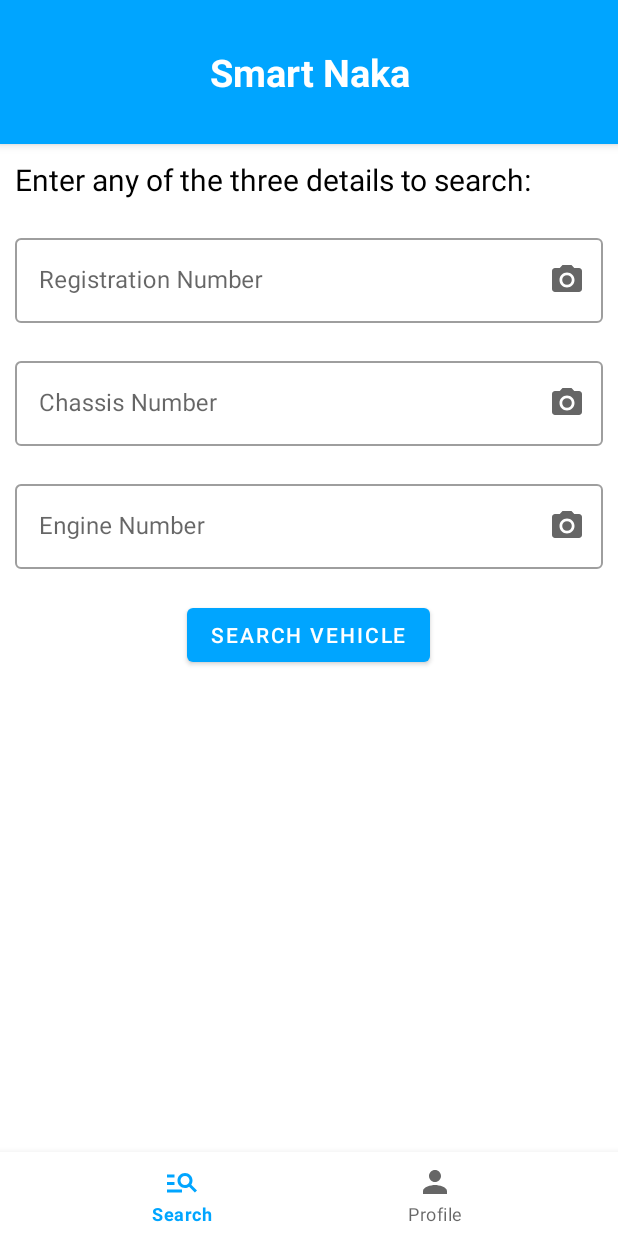
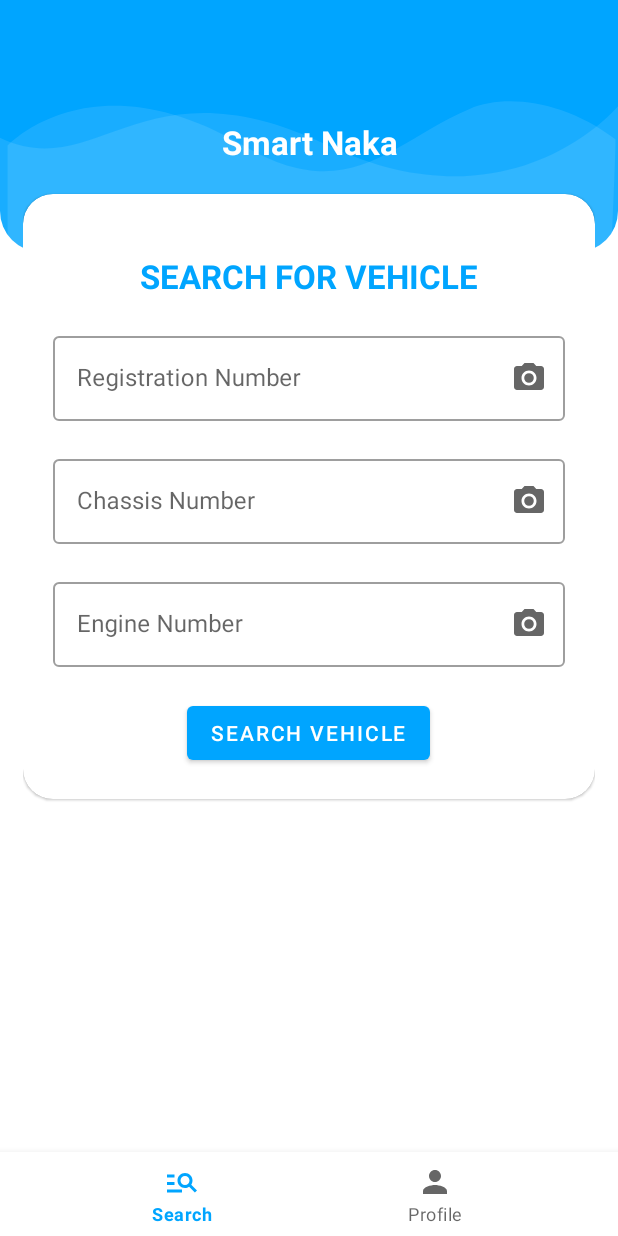
Before and after one commit to akshatkverma/Smart-Naka, an Android app: the screen it shows after launch once a user with an empty profile is signed in (MainActivity), after a tap on "SEARCH VEHICLE", on a phone screen of 412 x 824 dp. Run offline under Robolectric (Android 15) with nearby library versions, the light colour scheme and no system bars; our stand-ins replace Firebase (no records; nobody signed in at launch, a user with empty details on screens opened directly); libraries missing offline, so code that uses them is left out: com.chaquo.python, com.google.mlkit.vision; 1 statement that could not run was skipped.

Commit message:
Updated SearchFragment UI

```diff
--- a/app/src/main/java/ethos/lifetime/smartnaka/dao/VehiclesDao.kt
+++ b/app/src/main/java/ethos/lifetime/smartnaka/dao/VehiclesDao.kt
@@ -2,12 +2,27 @@ package ethos.lifetime.smartnaka.dao
 
 import android.util.Log
 import com.google.firebase.firestore.FirebaseFirestore
+import ethos.lifetime.smartnaka.models.User
+import kotlinx.coroutines.Dispatchers
+import kotlinx.coroutines.GlobalScope
+import kotlinx.coroutines.launch
 import kotlinx.coroutines.tasks.await
 
 class VehiclesDao {
 
     private val dataBase = FirebaseFirestore.getInstance()
     private val vehicleCollection = dataBase.collection("stolenVehicles")
+
+    private val userCollection=dataBase.collection("users")
+
+    fun addUser(user: User)
+    {
+        user.let {
+            GlobalScope.launch(Dispatchers.IO) {
+                userCollection.document(user.uid).set(it)
+            }
+        }
+    }
 
     suspend fun checkVehicle(
         registrationNumber: String,
@@ -70,4 +85,8 @@ class VehiclesDao {
         Log.w("Firebase", "Reached flag 3")
         return currentVal
     }
+
+
+
+
 }
--- a/app/src/main/java/ethos/lifetime/smartnaka/fragments/HomeFragment.kt
+++ b/app/src/main/java/ethos/lifetime/smartnaka/fragments/HomeFragment.kt
@@ -27,7 +27,7 @@ class HomeFragment : Fragment() {
     }
 
     override fun onViewCreated(view: View, savedInstanceState: Bundle?) {
-        setToolBar()
+//        setToolBar()
 
         val searchFragment = SearchFragment()
         val profileFragment = ProfileFragment()
@@ -49,13 +49,13 @@ class HomeFragment : Fragment() {
             commit()
         }
 
-    private fun setToolBar() {
-        val toolbar = binding.toolbarHomeFragment
-        toolbar.toolbarTitle.text = "Smart Naka"
-        toolbar.toolbarSubtitle.visibility = View.GONE
-        toolbar.backButton.visibility = View.INVISIBLE
-        toolbar.deleteButton.visibility = View.INVISIBLE
-        toolbar.openBrowser.visibility = View.INVISIBLE
-        toolbar.addButton.visibility = View.INVISIBLE
-    }
+//    private fun setToolBar() {
+//        val toolbar = binding.toolbarHomeFragment
+//        toolbar.toolbarTitle.text = "Smart Naka"
+//        toolbar.toolbarSubtitle.visibility = View.GONE
+//        toolbar.backButton.visibility = View.INVISIBLE
+//        toolbar.deleteButton.visibility = View.INVISIBLE
+//        toolbar.openBrowser.visibility = View.INVISIBLE
+//        toolbar.addButton.visibility = View.INVISIBLE
+//    }
 }
--- a/app/src/main/java/ethos/lifetime/smartnaka/fragments/SearchFragment.kt
+++ b/app/src/main/java/ethos/lifetime/smartnaka/fragments/SearchFragment.kt
@@ -42,28 +42,28 @@ class SearchFragment : Fragment() {
 
     override fun onViewCreated(view: View, savedInstanceState: Bundle?) {
         super.onViewCreated(view, savedInstanceState)
-        binding.textField1.setEndIconOnClickListener {
+        binding.layoutSearchFile.textField1.setEndIconOnClickListener {
             dispatchTakePictureIntent()
-            currentTextField = binding.registrationNumber
+            currentTextField = binding.layoutSearchFile.registrationNumber
         }
 
-        binding.textField2.setEndIconOnClickListener {
+        binding.layoutSearchFile.textField2.setEndIconOnClickListener {
             dispatchTakePictureIntent()
-            currentTextField = binding.chassisNumber
+            currentTextField = binding.layoutSearchFile.chassisNumber
         }
 
-        binding.textField3.setEndIconOnClickListener {
+        binding.layoutSearchFile.textField3.setEndIconOnClickListener {
             dispatchTakePictureIntent()
-            currentTextField = binding.engineNumber
+            currentTextField = binding.layoutSearchFile.engineNumber
         }
 
-        binding.searchButton.setOnClickListener {
-            binding.firebaseProgressBar.visibility = View.VISIBLE
-            binding.searchButton.visibility = View.GONE
+        binding.layoutSearchFile.searchButton.setOnClickListener {
+            binding.layoutSearchFile.firebaseProgressBar.visibility = View.VISIBLE
+            binding.layoutSearchFile.searchButton.visibility = View.GONE
 
-            val regNumber = binding.registrationNumber.text.toString()
-            val engineNum = binding.engineNumber.text.toString()
-            val chassisNum = binding.chassisNumber.text.toString()
+            val regNumber = binding.layoutSearchFile.registrationNumber.text.toString()
+            val engineNum = binding.layoutSearchFile.engineNumber.text.toString()
+            val chassisNum = binding.layoutSearchFile.chassisNumber.text.toString()
 
             val dao = VehiclesDao()
 
@@ -80,8 +80,8 @@ class SearchFragment : Fragment() {
                 }
 
                 withContext(Dispatchers.Main) {
-                    binding.firebaseProgressBar.visibility = View.GONE
-                    binding.searchButton.visibility = View.VISIBLE
+                    binding.layoutSearchFile.firebaseProgressBar.visibility = View.GONE
+                    binding.layoutSearchFile.searchButton.visibility = View.VISIBLE
                 }
             }
         }
@@ -105,9 +105,9 @@ class SearchFragment : Fragment() {
         super.onActivityResult(requestCode, resultCode, data)
         if (requestCode == REQUEST_IMAGE_CAPTURE && resultCode == Activity.RESULT_OK) {
             val imageBitmap = data?.extras?.get("data") as Bitmap
-            binding.imgViewer.visibility = View.VISIBLE
-            binding.capturedImageTV.visibility = View.VISIBLE
-            binding.imgViewer.setImageBitmap(imageBitmap)
+//            binding.searchVehicleConstraint.imgViewer.visibility = View.VISIBLE
+//            binding.capturedImageTV.visibility = View.VISIBLE
+//            binding.imgViewer.setImageBitmap(imageBitmap)
             img = imageBitmap
 
 //            val py = Python.getInstance()
--- /dev/null
+++ b/app/src/main/java/ethos/lifetime/smartnaka/models/User.kt
@@ -0,0 +1,7 @@
+package ethos.lifetime.smartnaka.models
+
+data class User(
+    val uid : String,
+    var name : String,
+    val email : String,
+)
--- /dev/null
+++ b/app/src/main/res/layout/card_layout_search.xml
@@ -0,0 +1,115 @@
+<?xml version="1.0" encoding="utf-8"?>
+<com.google.android.material.card.MaterialCardView
+    android:id="@+id/layout_register_file_rootElement"
+    xmlns:android="http://schemas.android.com/apk/res/android"
+    xmlns:app="http://schemas.android.com/apk/res-auto"
+    style="@style/loginCard"
+    app:cardCornerRadius="@dimen/loginCardRadius"
+    android:elevation="5dp"
+    android:layout_gravity="center"
+    android:layout_marginTop="@dimen/loginViewsMargin"
+    android:layout_marginBottom="@dimen/loginViewsMargin"
+    android:background="@color/whiteCardColor">
+
+    <LinearLayout
+        style="@style/linearParent"
+        android:layout_gravity="center"
+        android:padding="@dimen/loginViewsMargin">
+
+        <TextView
+            style="@style/headerTextPrimary"
+            android:text="SEARCH FOR VEHICLE"
+            android:layout_marginTop="@dimen/loginViewsMargin"/>
+
+        <com.google.android.material.textfield.TextInputLayout
+            android:layout_marginTop="20dp"
+            android:id="@+id/textField1"
+            app:endIconMode="custom"
+            app:endIconDrawable="@drawable/ic_camera"
+            android:layout_width="match_parent"
+            android:layout_height="wrap_content"
+            style="@style/Widget.MaterialComponents.TextInputLayout.OutlinedBox"
+            android:hint="Registration Number">
+
+            <com.google.android.material.textfield.TextInputEditText
+                android:id="@+id/registrationNumber"
+                android:layout_width="match_parent"
+                android:layout_height="wrap_content"
+                />
+
+        </com.google.android.material.textfield.TextInputLayout>
+
+
+        <com.google.android.material.textfield.TextInputLayout
+            android:id="@+id/textField2"
+            android:layout_marginTop="20dp"
+            style="@style/Widget.MaterialComponents.TextInputLayout.OutlinedBox"
+            android:layout_width="match_parent"
+            android:layout_height="wrap_content"
+            app:endIconMode="custom"
+            app:endIconDrawable="@drawable/ic_camera"
+            android:hint="Chassis Number">
+
+            <com.google.android.material.textfield.TextInputEditText
+                android:id="@+id/chassisNumber"
+                android:layout_width="match_parent"
+                android:layout_height="wrap_content"
+                />
+
+        </com.google.android.material.textfield.TextInputLayout>
+
+
+        <com.google.android.material.textfield.TextInputLayout
+            android:id="@+id/textField3"
+            android:layout_marginTop="20dp"
+            style="@style/Widget.MaterialComponents.TextInputLayout.OutlinedBox"
+            android:layout_width="match_parent"
+            android:layout_height="wrap_content"
+            app:endIconMode="custom"
+            app:endIconDrawable="@drawable/ic_camera"
+            android:hint="Engine Number">
+
+            <com.google.android.material.textfield.TextInputEditText
+                android:id="@+id/engineNumber"
+                android:layout_width="match_parent"
+                android:layout_height="wrap_content"
+                />
+
+        </com.google.android.material.textfield.TextInputLayout>
+
+        <com.google.android.material.button.MaterialButton
+            android:layout_marginTop="20dp"
+            android:id="@+id/searchButton"
+            android:layout_width="wrap_content"
+            android:layout_height="wrap_content"
+            android:text="Search Vehicle"
+            android:layout_gravity="center"
+            />
+
+        <ProgressBar
+            android:layout_marginTop="20dp"
+            android:id="@+id/firebaseProgressBar"
+            android:layout_width="40dp"
+            android:layout_height="40dp"
+            android:layout_gravity="center"
+            android:visibility="gone"
+            />
+
+        <TextView
+            android:id="@+id/capturedImageTV"
+            android:layout_width="wrap_content"
+            android:layout_height="wrap_content"
+            android:text="Captured Image:"
+            android:textColor="@color/black"
+            android:textSize="15sp"
+            android:visibility="gone"
+            />
+
+        <androidx.constraintlayout.utils.widget.ImageFilterView
+            android:id="@+id/img_viewer"
+            android:layout_width="match_parent"
+            android:layout_height="500dp"
+            android:visibility="gone"
+            />
+    </LinearLayout>
+</com.google.android.material.card.MaterialCardView>
--- a/app/src/main/res/layout/fragment_home.xml
+++ b/app/src/main/res/layout/fragment_home.xml
@@ -7,16 +7,16 @@
     android:layout_height="match_parent"
     tools:context=".fragments.HomeFragment">
 
-    <include
-        android:id="@+id/toolbar_homeFragment"
-        layout="@layout/tool_bar"
-        />
+<!--    <include-->
+<!--        android:id="@+id/toolbar_homeFragment"-->
+<!--        layout="@layout/tool_bar"-->
+<!--        />-->
 
     <FrameLayout
         android:id="@+id/flFragment"
         android:layout_width="match_parent"
         android:layout_height="0dp"
-        app:layout_constraintTop_toBottomOf="@id/toolbar_homeFragment"
+        app:layout_constraintTop_toTopOf="parent"
         app:layout_constraintBottom_toTopOf="@+id/bottomNavigationView"
         app:layout_constraintEnd_toEndOf="parent"
         app:layout_constraintHorizontal_bias="0.5"
--- a/app/src/main/res/layout/fragment_profile.xml
+++ b/app/src/main/res/layout/fragment_profile.xml
@@ -4,8 +4,8 @@
     android:layout_width="match_parent"
     android:layout_height="match_parent"
     xmlns:app="http://schemas.android.com/apk/res-auto"
-    android:padding="15dp"
-    tools:context=".ProfileFragment">
+    android:padding="16dp"
+    tools:context="fragments.ProfileFragment">
 
     <androidx.constraintlayout.widget.ConstraintLayout
         android:layout_width="match_parent"
@@ -24,8 +24,8 @@
 
         <com.google.android.material.imageview.ShapeableImageView
             android:id="@+id/ivProfilePicture"
-            android:layout_width="128dp"
-            android:layout_height="128dp"
+            android:layout_width="144dp"
+            android:layout_height="144dp"
             android:scaleType="centerCrop"
             android:src="@drawable/ic_profile"
             android:layout_marginTop="32dp"
@@ -36,8 +36,8 @@
 
         <androidx.appcompat.widget.AppCompatImageView
             android:id="@+id/ivProfilePictureEdit"
-            android:layout_width="24dp"
-            android:layout_height="24dp"
+            android:layout_width="28dp"
+            android:layout_height="28dp"
             android:layout_marginEnd="12dp"
             android:background="@drawable/edit_profile_icon_background"
             android:padding="2dp"
--- a/app/src/main/res/layout/fragment_search.xml
+++ b/app/src/main/res/layout/fragment_search.xml
@@ -1,120 +1,69 @@
 <?xml version="1.0" encoding="utf-8"?>
-<ScrollView
+<androidx.constraintlayout.widget.ConstraintLayout
+    android:id="@+id/searchVehicleConstraint"
     xmlns:android="http://schemas.android.com/apk/res/android"
+    xmlns:app="http://schemas.android.com/apk/res-auto"
     xmlns:tools="http://schemas.android.com/tools"
-    xmlns:app="http://schemas.android.com/apk/res-auto"
     android:layout_width="match_parent"
     android:layout_height="match_parent"
-    android:padding="10dp"
-    tools:context=".fragments.SearchFragment">
+    tools:context=".fragments.SearchFragment"
+    >
 
-    <LinearLayout
+    <ScrollView
+        android:id="@+id/layoutLogin"
         android:layout_width="match_parent"
         android:layout_height="wrap_content"
-        android:orientation="vertical"
-        >
+        app:layout_constraintTop_toTopOf="parent">
 
-        <com.google.android.material.textview.MaterialTextView
-            android:layout_width="wrap_content"
-            android:layout_height="wrap_content"
-            android:textSize="20sp"
-            android:textColor="@color/black"
-            android:text="Enter any of the three details to search:"
-            />
-
-        <com.google.android.material.textfield.TextInputLayout
-            android:layout_marginTop="20dp"
-            android:id="@+id/textField1"
-            app:endIconMode="custom"
-            app:endIconDrawable="@drawable/ic_camera"
+        <RelativeLayout
             android:layout_width="match_parent"
-            android:layout_height="wrap_content"
-            style="@style/Widget.MaterialComponents.TextInputLayout.OutlinedBox"
-            android:hint="Registration Number">
-
-            <com.google.android.material.textfield.TextInputEditText
-                android:id="@+id/registrationNumber"
-                android:layout_width="match_parent"
-                android:layout_height="wrap_content"
-                />
-
-        </com.google.android.material.textfield.TextInputLayout>
+            android:layout_height="wrap_content">
 
 
-        <com.google.android.material.textfield.TextInputLayout
-            android:id="@+id/textField2"
-            android:layout_marginTop="20dp"
-            style="@style/Widget.MaterialComponents.TextInputLayout.OutlinedBox"
-            android:layout_width="match_parent"
-            android:layout_height="wrap_content"
-            app:endIconMode="custom"
-            app:endIconDrawable="@drawable/ic_camera"
-            android:hint="Chassis Number">
+            <LinearLayout
+                android:layout_width="match_parent"
+                android:layout_height="match_parent"
+                android:layout_alignParentTop="true"
+                android:weightSum="12">
 
-            <com.google.android.material.textfield.TextInputEditText
-                android:id="@+id/chassisNumber"
+                <LinearLayout
+                    style="@style/parent"
+                    android:background="@drawable/login_shape_bk"
+                    android:orientation="vertical"
+                    android:layout_weight="3">
+
+                    <ImageView
+                        style="@style/parent"
+                        android:background="@drawable/ic_login_bk"
+                        android:contentDescription="login background" />
+
+                </LinearLayout>
+
+            </LinearLayout>
+
+            <LinearLayout
                 android:layout_width="match_parent"
-                android:layout_height="wrap_content"
-                />
+                android:layout_height="match_parent"
+                android:orientation="vertical"
+                android:gravity="center"
+                android:layout_marginTop="40dp"
+                android:layout_marginRight="15dp"
+                android:layout_marginLeft="15dp">
 
-        </com.google.android.material.textfield.TextInputLayout>
+                <TextView
+                    style="@style/headerText"
+                    android:layout_gravity="center"
+                    android:text="Smart Naka"
+                    android:layout_marginTop="40dp"/>
 
+                <include
+                    android:id="@+id/layout_search_file"
+                    layout="@layout/card_layout_search"/>
 
-        <com.google.android.material.textfield.TextInputLayout
-            android:id="@+id/textField3"
-            android:layout_marginTop="20dp"
-            style="@style/Widget.MaterialComponents.TextInputLayout.OutlinedBox"
-            android:layout_width="match_parent"
-            android:layout_height="wrap_content"
-            app:endIconMode="custom"
-            app:endIconDrawable="@drawable/ic_camera"
-            android:hint="Engine Number">
+            </LinearLayout>
 
-            <com.google.android.material.textfield.TextInputEditText
-                android:id="@+id/engineNumber"
-                android:layout_width="match_parent"
-                android:layout_height="wrap_content"
-                />
+        </RelativeLayout>
 
-        </com.google.android.material.textfield.TextInputLayout>
+    </ScrollView>
 
-        <com.google.android.material.button.MaterialButton
-            android:layout_marginTop="20dp"
-            android:id="@+id/searchButton"
-            android:layout_width="wrap_content"
-            android:layout_height="wrap_content"
-            android:text="Search Vehicle"
-            android:layout_gravity="center"
-            />
-
-        <ProgressBar
-            android:layout_marginTop="20dp"
-            android:id="@+id/firebaseProgressBar"
-            android:layout_width="40dp"
-            android:layout_height="40dp"
-            android:layout_gravity="center"
-            android:visibility="gone"
-            />
-
-        <TextView
-            android:id="@+id/capturedImageTV"
-            android:layout_width="wrap_content"
-            android:layout_height="wrap_content"
-            android:text="Captured Image:"
-            android:textColor="@color/black"
-            android:textSize="15sp"
-            android:visibility="gone"
-            />
-
-        <androidx.constraintlayout.utils.widget.ImageFilterView
-            android:id="@+id/img_viewer"
-            android:layout_width="match_parent"
-            android:layout_height="500dp"
-            android:visibility="gone"
-            />
-
-    </LinearLayout>
-
-
-
-</ScrollView>
+</androidx.constraintlayout.widget.ConstraintLayout>
```
